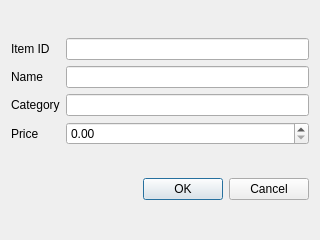
First picture: the form in DialogBox/edititem.ui, repository Anmol-A-jain/Dyner, before the edit.
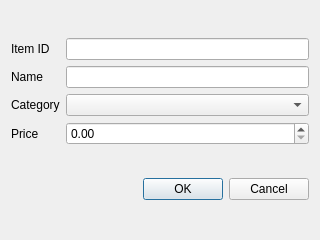
Second picture: the form after the edit.

What changed in the file:
```diff
--- a/DialogBox/edititem.ui
+++ b/DialogBox/edititem.ui
@@ -47,9 +47,6 @@
      <item row="1" column="1">
       <widget class="QLineEdit" name="txtName"/>
      </item>
-     <item row="2" column="1">
-      <widget class="QLineEdit" name="txtcategory"/>
-     </item>
      <item row="0" column="1">
       <widget class="QLineEdit" name="txtId">
        <property name="readOnly">
@@ -60,6 +57,9 @@
      <item row="3" column="1">
       <widget class="QDoubleSpinBox" name="txtPrice"/>
      </item>
+     <item row="2" column="1">
+      <widget class="QComboBox" name="txtcategory"/>
+     </item>
     </layout>
    </item>
    <item>
```
Left out of the diff: 4 changed lines with no effect on the pictures.
